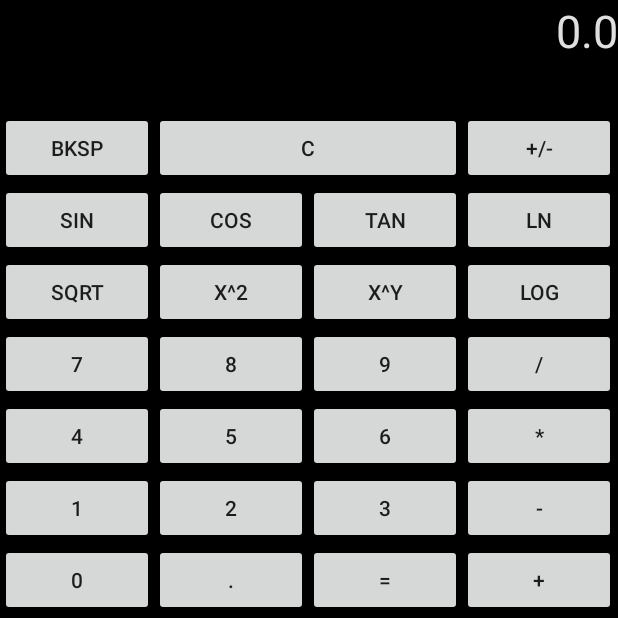
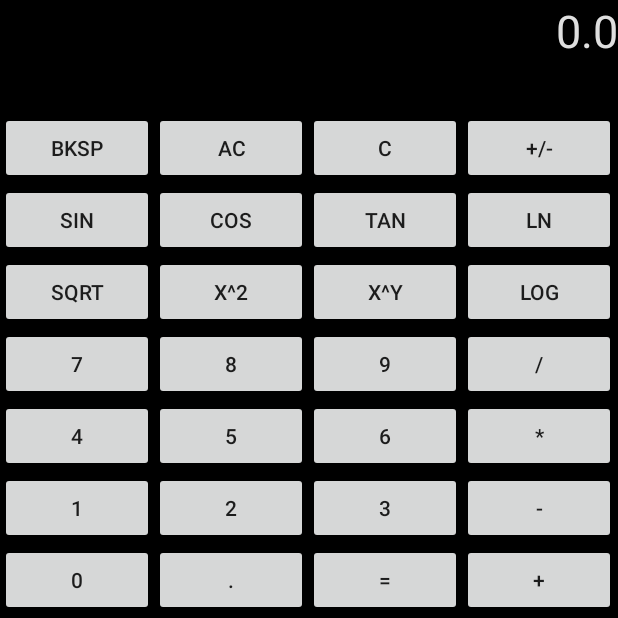
Before and after one commit to TomaszKot11/PAM, an Android app: the AdvancedCalculatorActivity screen opened directly, with no data from a screen before it, on a phone screen of 412 x 824 dp, the top half of it. Run offline under Robolectric (Android 15) with nearby library versions, the phone set to English and light mode, and no system bars.

Commit message:
Added AC button

```diff
--- a/calculator/app/src/main/res/layout/advanced_keyboard.xml
+++ b/calculator/app/src/main/res/layout/advanced_keyboard.xml
@@ -4,13 +4,17 @@
              android:stretchColumns="*">
     <TableRow>
         <Button
-                android:layout_width="wrap_content"
+                android:layout_width="39dp"
                 android:layout_height="wrap_content"
                 android:id="@+id/button1"
                 android:text="Bksp"
                 android:onClick="keyboardHandler"/>
         <Button
-                android:layout_span="2"
+                android:layout_height="wrap_content"
+                android:id="@+id/button1_1"
+                android:text="AC"
+                android:onClick="keyboardHandler"/>
+        <Button
                 android:layout_height="wrap_content"
                 android:id="@+id/button2"
                 android:text="C"
@@ -27,7 +31,7 @@
     <TableRow>
         <Button
                 android:layout_width="wrap_content"
-                android:layout_height="wrap_content"
+                android:layout_height="match_parent"
                 android:id="@+id/button4"
                 android:text="sin"
                 android:onClick="keyboardHandler"/>
@@ -165,7 +169,6 @@
     </TableRow>
 
 
-
     <TableRow>
         <Button
                 android:layout_width="wrap_content"
--- a/calculator/app/src/main/res/values/about_strings.xml
+++ b/calculator/app/src/main/res/values/about_strings.xml
@@ -2,4 +2,7 @@
  <string name="string_about">
      Created by <a href="https://github.com/TomaszKot11">Tomasz Kot</a>
  </string>
+ <string name="string_description">
+    App created to calculate simple mathematical operations
+ </string>
 </resources>
```
Also changed, not shown: calculator/app/src/main/java/com/example/tomek/calculator/utilities/KeyboardHandler.java (+13 -1 lines), calculator/app/src/main/res/layout/activity_about.xml (+10 -2 lines), calculator/app/src/main/res/layout/simple_keyboard.xml (+7 -1 lines).
